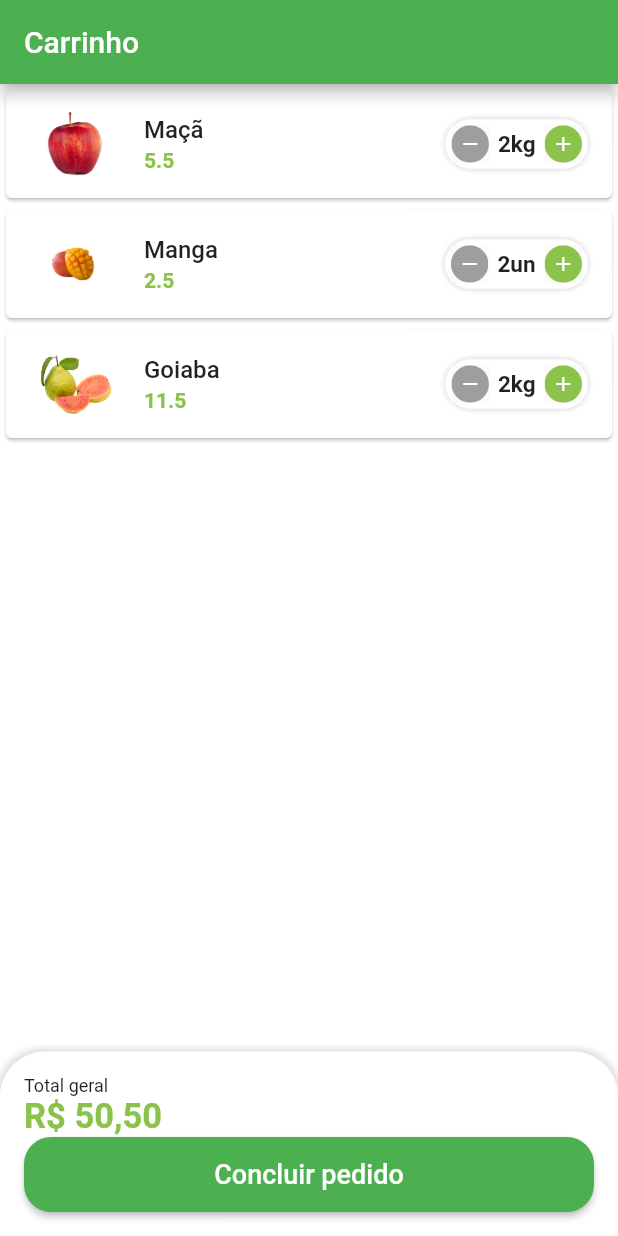
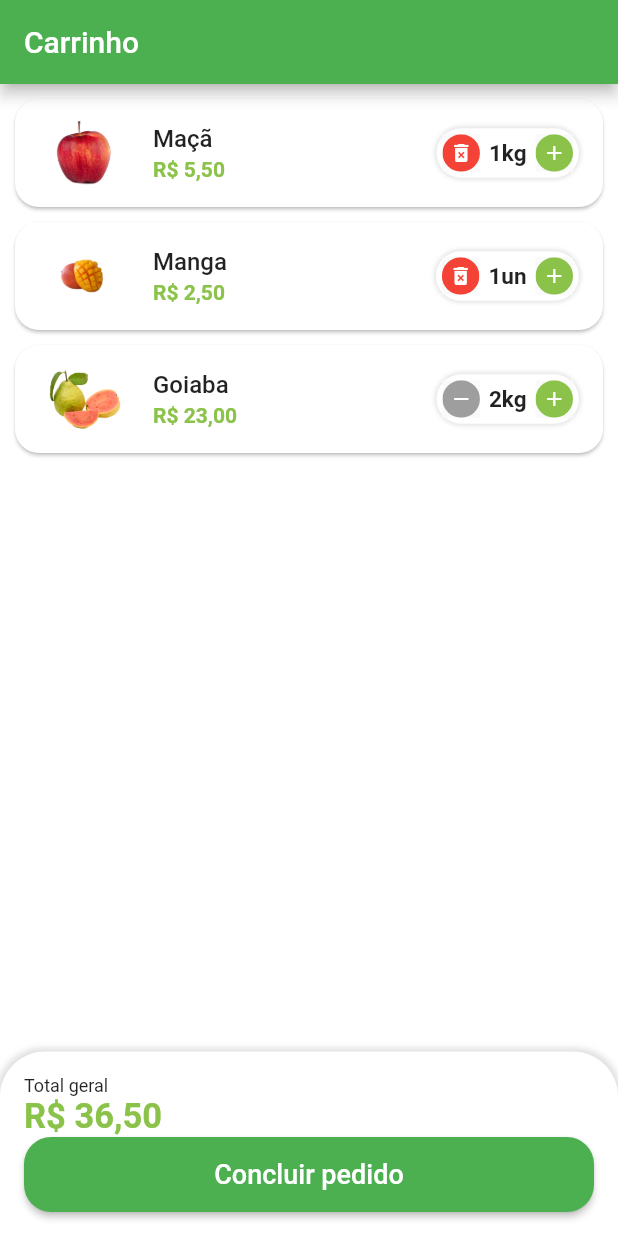
Before and after one commit to goncalveshigino/quitanda, a Flutter app: the CartTab screen opened directly, after a tap on the "remove" icon, on a phone screen of 412 x 824 dp. Run offline on Flutter 3.47's test engine with Material 2 defaults, Android fonts, the phone set to English and light mode, and no system bars; our stand-ins replace animated_text_kit, badges, mask_text_input_formatter.

Commit message:
cartPage

```diff
--- a/lib/src/config/app_data.dart
+++ b/lib/src/config/app_data.dart
@@ -81,7 +81,7 @@ List<CartItemModel> cartItems = [
   ),
    CartItemModel(
     item: mango,
-    quantity: 2,
+    quantity: 1,
   ),
    CartItemModel(
     item: guava,
--- a/lib/src/models/cart_item_model.dart
+++ b/lib/src/models/cart_item_model.dart
@@ -11,4 +11,6 @@ class CartItemModel {
     required this.item,
     required this.quantity,
   });
+
+ double totalPrice() =>   item.price * quantity;
 }
--- a/lib/src/pages/cart/cart_tab.dart
+++ b/lib/src/pages/cart/cart_tab.dart
@@ -1,13 +1,36 @@
 import 'package:flutter/material.dart';
 import 'package:quitanda/src/config/custom_colors.dart';
+import 'package:quitanda/src/models/cart_item_model.dart';
 import 'package:quitanda/src/pages/cart/components/cart_tile.dart';
 import 'package:quitanda/src/services/utils_services.dart';
 import 'package:quitanda/src/config/app_data.dart' as appData;
 
-class CartTab extends StatelessWidget {
-  CartTab({Key? key}) : super(key: key);
+class CartTab extends StatefulWidget {
+  const CartTab({Key? key}) : super(key: key);
 
+  @override
+  State<CartTab> createState() => _CartTabState();
+}
+
+class _CartTabState extends State<CartTab> {
   final UtilsServices utilsServices = UtilsServices();
+
+
+  void removeItemFromCart(CartItemModel cartItem) {
+    setState(() {
+      appData.cartItems.remove(cartItem);
+    });
+  }
+
+  double cartTotalPrice() {
+    double total = 0.0;
+
+    for (var item in appData.cartItems) {
+      total += item.totalPrice();
+    }
+
+    return total;
+  }
 
   @override
   Widget build(BuildContext context) {
@@ -21,7 +44,10 @@ class CartTab extends StatelessWidget {
               child: ListView.builder(
             itemCount: appData.cartItems.length,
             itemBuilder: (_, index) {
-              return CartTile(cartItem: appData.cartItems[index]);
+              return CartTile(
+                cartItem: appData.cartItems[index],
+                remove: removeItemFromCart,
+              );
             },
           )),
           Container(
@@ -47,7 +73,7 @@ class CartTab extends StatelessWidget {
                   ),
                 ),
                 Text(
-                  utilsServices.priceToCurrency(50.5),
+                  utilsServices.priceToCurrency(cartTotalPrice()),
                   style: TextStyle(
                     fontSize: 23,
                     color: CustomColors.customSwatchColor,
--- a/lib/src/pages/cart/components/cart_tile.dart
+++ b/lib/src/pages/cart/components/cart_tile.dart
@@ -1,47 +1,69 @@
 import 'package:flutter/material.dart';
 import 'package:quitanda/src/pages/common_widgets/quantity_widget.dart';
+import 'package:quitanda/src/services/utils_services.dart';
 
 import '../../../config/custom_colors.dart';
 import '../../../models/cart_item_model.dart';
 
-class CartTile extends StatelessWidget {
+class CartTile extends StatefulWidget {
   final CartItemModel cartItem;
+  final Function(CartItemModel) remove;
 
   const CartTile({
     Key? key,
     required this.cartItem,
+    required this.remove,
   }) : super(key: key);
+
+  @override
+  State<CartTile> createState() => _CartTileState();
+}
+
+class _CartTileState extends State<CartTile> {
+  final UtilsServices utilsServices = UtilsServices();
 
   @override
   Widget build(BuildContext context) {
     return Card(
+      margin: const EdgeInsets.fromLTRB(10, 10, 10, 0),
+      shape: RoundedRectangleBorder(
+        borderRadius: BorderRadius.circular(16),
+      ),
       child: ListTile(
         //Imagem
         leading: Image.asset(
-          cartItem.item.imgUrl,
+          widget.cartItem.item.imgUrl,
           height: 60,
           width: 60,
         ),
 
         title: Text(
-          cartItem.item.itemName,
+          widget.cartItem.item.itemName,
           style: const TextStyle(
             fontWeight: FontWeight.w500,
           ),
         ),
 
         subtitle: Text(
-          cartItem.item.price.toString(),
+          utilsServices.priceToCurrency(widget.cartItem.totalPrice()),
           style: TextStyle(
-            color: CustomColors.customSwatchColor,
-            fontWeight: FontWeight.bold
-          ),
+              color: CustomColors.customSwatchColor,
+              fontWeight: FontWeight.bold),
         ),
 
         trailing: QauntityWidget(
-          suffixText: cartItem.item.unit,
-          value: cartItem.quantity,
-          result: (quantity) {},
+          suffixText: widget.cartItem.item.unit,
+          value: widget.cartItem.quantity,
+          result: (quantity) {
+            setState(() {
+              widget.cartItem.quantity = quantity;
+
+              if (quantity == 0) {
+                widget.remove(widget.cartItem);
+              }
+            });
+          },
+          isRemovable: true,
         ),
       ),
     );
--- a/lib/src/pages/common_widgets/quantity_widget.dart
+++ b/lib/src/pages/common_widgets/quantity_widget.dart
@@ -5,12 +5,14 @@ class QauntityWidget extends StatelessWidget {
   final int value;
   final String suffixText;
   final Function(int quantity) result;
+  final bool isRemovable;
 
   const QauntityWidget({
     Key? key,
     required this.value,
     required this.suffixText,
     required this.result,
+    this.isRemovable = false,
   }) : super(key: key);
 
   @override
@@ -31,17 +33,20 @@ class QauntityWidget extends StatelessWidget {
       child: Row(
         mainAxisSize: MainAxisSize.min,
         children: [
+
+
           _QuantityButton(
-            icon: Icons.remove,
-            color: Colors.grey,
+            icon: !isRemovable || value > 1 ? Icons.remove : Icons.delete_forever,
+            color: !isRemovable || value >1 ? Colors.grey : Colors.red,
             onPressed: () {
+              if (value == 1 && !isRemovable) return;
 
-              if(value == 1) return;
-
-               int resultCount = value - 1;
+              int resultCount = value - 1;
               result(resultCount);
             },
           ),
+
+
           Padding(
             padding: const EdgeInsets.symmetric(horizontal: 6),
             child: Text(
@@ -71,7 +76,12 @@ class _QuantityButton extends StatelessWidget {
   final IconData icon;
   final VoidCallback onPressed;
 
-  const _QuantityButton({Key? key, required this.color, required this.icon, required this.onPressed}) : super(key: key);
+  const _QuantityButton(
+      {Key? key,
+      required this.color,
+      required this.icon,
+      required this.onPressed})
+      : super(key: key);
 
   @override
   Widget build(BuildContext context) {
```
